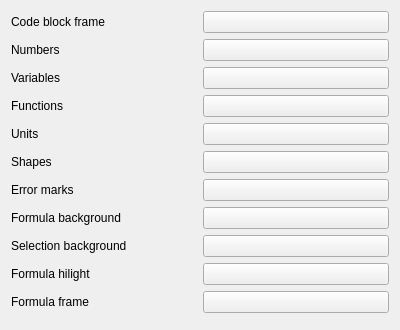
Old version of the form src/colors_settings_form.ui in the repository denprog/yutovo-desktop.
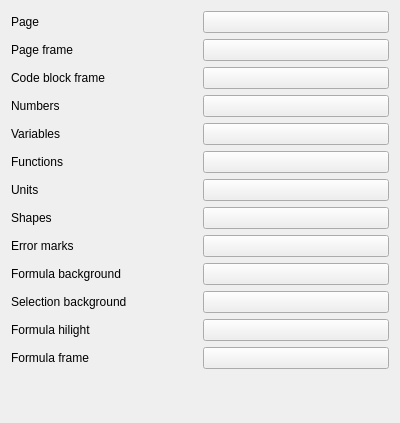
New version of the form.

Commit message: Add page and page frame colors.

```diff
--- a/src/colors_settings_form.ui
+++ b/src/colors_settings_form.ui
@@ -7,7 +7,7 @@
     <x>0</x>
     <y>0</y>
     <width>400</width>
-    <height>330</height>
+    <height>423</height>
    </rect>
   </property>
   <property name="windowTitle">
@@ -16,21 +16,70 @@
   <layout class="QVBoxLayout" name="verticalLayout_2">
    <item>
     <layout class="QGridLayout" name="gridLayout">
-     <item row="4" column="0">
-      <widget class="QLabel" name="label_5">
+     <item row="4" column="1">
+      <widget class="QPushButton" name="variables_color">
        <property name="text">
-        <string>Units</string>
+        <string/>
        </property>
       </widget>
      </item>
-     <item row="1" column="1">
+     <item row="7" column="1">
+      <widget class="QPushButton" name="shapes_color">
+       <property name="text">
+        <string/>
+       </property>
+      </widget>
+     </item>
+     <item row="3" column="1">
       <widget class="QPushButton" name="numbers_color">
        <property name="text">
         <string/>
        </property>
       </widget>
      </item>
-     <item row="9" column="0">
+     <item row="4" column="0">
+      <widget class="QLabel" name="label_3">
+       <property name="text">
+        <string>Variables</string>
+       </property>
+      </widget>
+     </item>
+     <item row="12" column="0">
+      <widget class="QLabel" name="label_11">
+       <property name="text">
+        <string>Formula frame</string>
+       </property>
+      </widget>
+     </item>
+     <item row="11" column="1">
+      <widget class="QPushButton" name="formula_hilight_color">
+       <property name="text">
+        <string/>
+       </property>
+      </widget>
+     </item>
+     <item row="10" column="1">
+      <widget class="QPushButton" name="bg_selection_color">
+       <property name="text">
+        <string/>
+       </property>
+      </widget>
+     </item>
+     <item row="6" column="1">
+      <widget class="QPushButton" name="units_color">
+       <property name="text">
+        <string/>
+       </property>
+      </widget>
+     </item>
+     <item row="2" column="1">
+      <widget class="QPushButton" name="code_block_border_color">
+       <property name="text">
+        <string/>
+       </property>
+      </widget>
+     </item>
+     <item row="11" column="0">
       <widget class="QLabel" name="label_10">
        <property name="text">
         <string>Formula hilight</string>
@@ -38,138 +87,117 @@
       </widget>
      </item>
      <item row="6" column="0">
-      <widget class="QLabel" name="label_7">
+      <widget class="QLabel" name="label_5">
        <property name="text">
-        <string>Error marks</string>
+        <string>Units</string>
        </property>
       </widget>
      </item>
-     <item row="7" column="1">
-      <widget class="QPushButton" name="formula_bg_color">
-       <property name="text">
-        <string/>
-       </property>
-      </widget>
-     </item>
-     <item row="3" column="0">
-      <widget class="QLabel" name="label_4">
-       <property name="text">
-        <string>Functions</string>
-       </property>
-      </widget>
-     </item>
-     <item row="3" column="1">
-      <widget class="QPushButton" name="functions_color">
-       <property name="text">
-        <string/>
-       </property>
-      </widget>
-     </item>
-     <item row="5" column="0">
-      <widget class="QLabel" name="label_6">
-       <property name="text">
-        <string>Shapes</string>
-       </property>
-      </widget>
-     </item>
-     <item row="7" column="0">
+     <item row="9" column="0">
       <widget class="QLabel" name="label_8">
        <property name="text">
         <string>Formula background</string>
        </property>
       </widget>
      </item>
-     <item row="9" column="1">
-      <widget class="QPushButton" name="formula_hilight_color">
+     <item row="0" column="1">
+      <widget class="QPushButton" name="page_color">
        <property name="text">
         <string/>
        </property>
       </widget>
      </item>
-     <item row="4" column="1">
-      <widget class="QPushButton" name="units_color">
+     <item row="7" column="0">
+      <widget class="QLabel" name="label_6">
        <property name="text">
-        <string/>
+        <string>Shapes</string>
        </property>
       </widget>
      </item>
      <item row="5" column="1">
-      <widget class="QPushButton" name="shapes_color">
+      <widget class="QPushButton" name="functions_color">
        <property name="text">
         <string/>
        </property>
       </widget>
      </item>
-     <item row="2" column="1">
-      <widget class="QPushButton" name="variables_color">
-       <property name="text">
-        <string/>
-       </property>
-      </widget>
-     </item>
-     <item row="0" column="0">
-      <widget class="QLabel" name="label">
-       <property name="text">
-        <string>Code block frame</string>
-       </property>
-      </widget>
-     </item>
-     <item row="6" column="1">
+     <item row="8" column="1">
       <widget class="QPushButton" name="error_marks_color">
        <property name="text">
         <string/>
        </property>
       </widget>
      </item>
-     <item row="2" column="0">
-      <widget class="QLabel" name="label_3">
+     <item row="12" column="1">
+      <widget class="QPushButton" name="formula_frame_color">
        <property name="text">
-        <string>Variables</string>
+        <string/>
        </property>
       </widget>
      </item>
-     <item row="1" column="0">
+     <item row="3" column="0">
       <widget class="QLabel" name="label_2">
        <property name="text">
         <string>Numbers</string>
        </property>
       </widget>
      </item>
-     <item row="8" column="1">
-      <widget class="QPushButton" name="bg_selection_color">
+     <item row="9" column="1">
+      <widget class="QPushButton" name="formula_bg_color">
        <property name="text">
         <string/>
        </property>
       </widget>
      </item>
-     <item row="8" column="0">
+     <item row="10" column="0">
       <widget class="QLabel" name="label_9">
        <property name="text">
         <string>Selection background</string>
        </property>
       </widget>
      </item>
-     <item row="0" column="1">
-      <widget class="QPushButton" name="code_block_border_color">
+     <item row="2" column="0">
+      <widget class="QLabel" name="label">
        <property name="text">
-        <string/>
+        <string>Code block frame</string>
        </property>
       </widget>
      </item>
-     <item row="10" column="0">
-      <widget class="QLabel" name="label_11">
+     <item row="5" column="0">
+      <widget class="QLabel" name="label_4">
        <property name="text">
-        <string>Formula frame</string>
+        <string>Functions</string>
        </property>
       </widget>
      </item>
-     <item row="10" column="1">
-      <widget class="QPushButton" name="formula_frame_color">
+     <item row="8" column="0">
+      <widget class="QLabel" name="label_7">
        <property name="text">
+        <string>Error marks</string>
+       </property>
+      </widget>
+     </item>
+     <item row="1" column="1">
+      <widget class="QPushButton" name="page_border_color">
+       <property name="text">
         <string/>
        </property>
       </widget>
      </item>
+     <item row="0" column="0">
+      <widget class="QLabel" name="label_12">
+       <property name="text">
+        <string>Page</string>
+       </property>
+      </widget>
+     </item>
+     <item row="1" column="0">
+      <widget class="QLabel" name="label_13">
+       <property name="text">
+        <string>Page frame</string>
+       </property>
+      </widget>
+     </item>
     </layout>
    </item>
    <item>
```
The commit also changes 5 other files.
